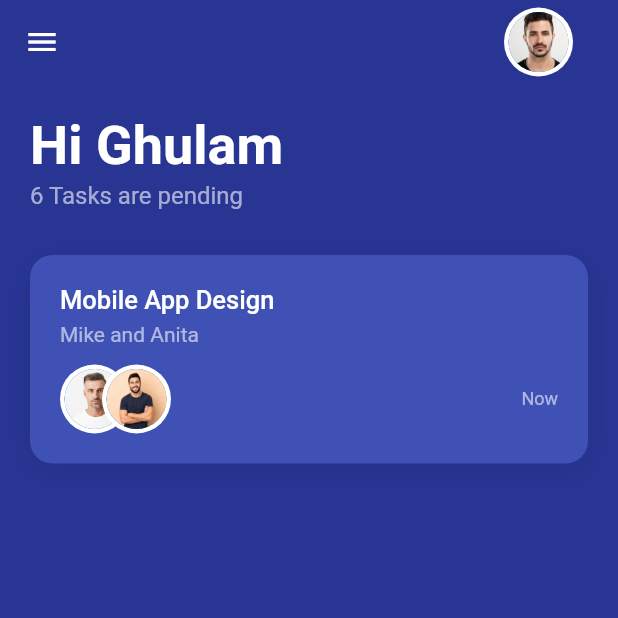
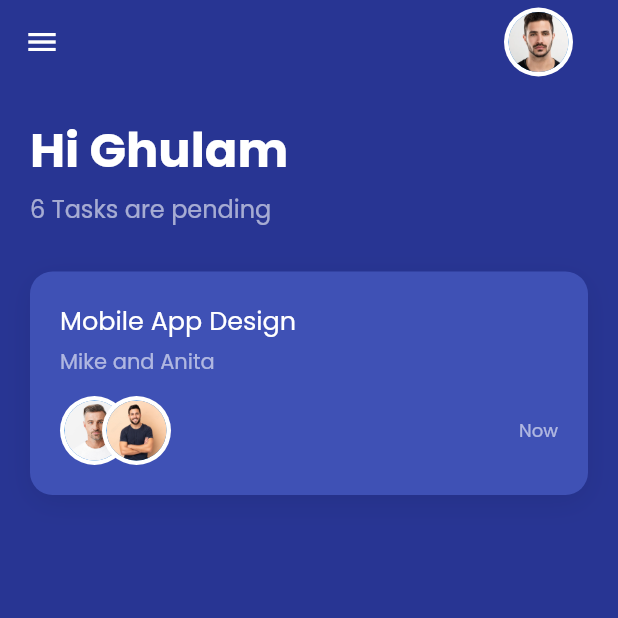
Before and after one commit to farhan-syah/flutter-training-18-Jul, a Flutter app: the screen it shows after launch, after a tap on "Get Started", on a phone screen of 412 x 824 dp, the top half of it. Run offline on Flutter 3.47's test engine with Material 2 defaults, Android fonts, the phone set to English and light mode, and no system bars.

Commit message:
add fonts

```diff
--- a/lib/home.screen.dart
+++ b/lib/home.screen.dart
@@ -35,7 +35,10 @@ class HomeScreen extends StatelessWidget {
             Text(
               'Hi Ghulam',
               style: TextStyle(
-                  fontSize: 36, color: textColor2, fontWeight: FontWeight.bold),
+                fontSize: 32,
+                color: textColor2,
+                fontWeight: FontWeight.bold,
+              ),
             ),
             const SizedBox(height: 3),
             Text(
--- a/lib/main.dart
+++ b/lib/main.dart
@@ -14,6 +14,7 @@ class MyApp extends StatelessWidget {
     return MaterialApp(
       title: 'Flutter Demo',
       theme: ThemeData(
+        fontFamily: 'Poppins',
         // This is the theme of your application.
         //
         // Try running your application with "flutter run". You'll see the
```
Also changed, not shown: pubspec.yaml (+7 -0 lines), assets/fonts/Poppins-Bold.ttf (added), assets/fonts/Poppins-Regular.ttf (added).
